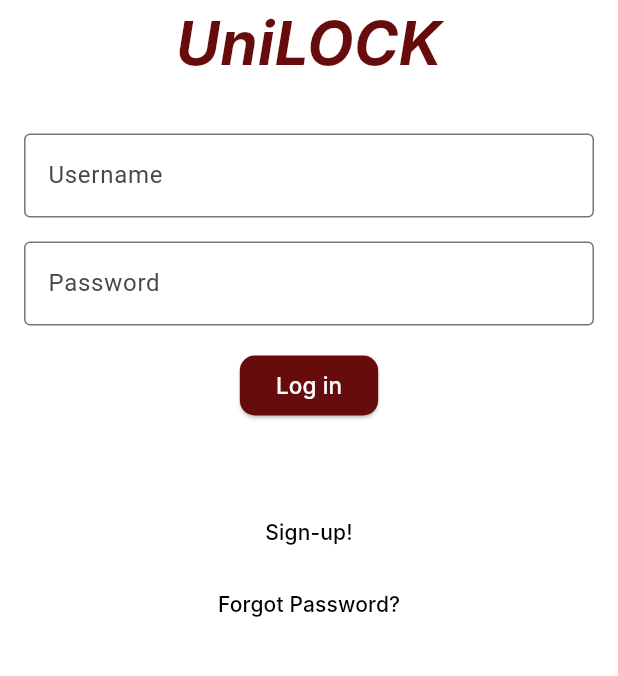
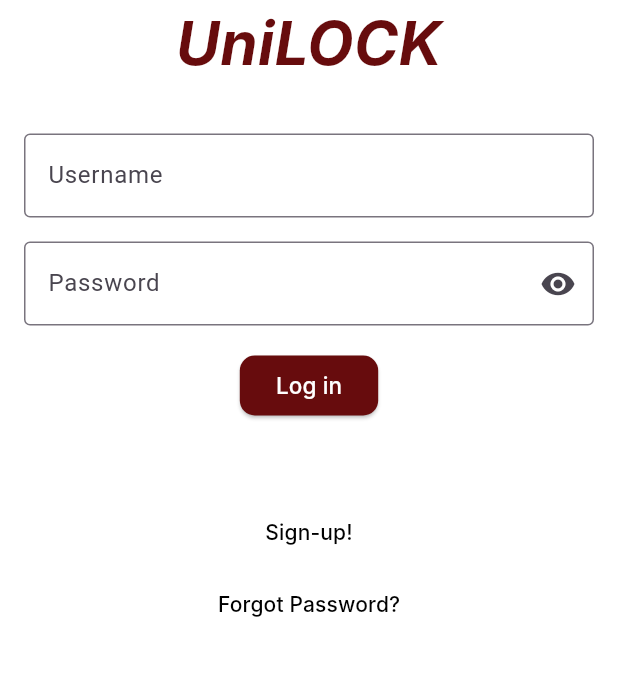
Before and after one commit to ChrisnellJoy19/thesisApp-repo, a Flutter app: the screen it shows after launch, on a phone screen of 412 x 824 dp, the part 300-976 px from its top. Run offline on Flutter 3.47's test engine with Material 3 defaults, Android fonts, the phone set to English and light mode, and no system bars; our stand-ins replace cloud_firestore, firebase_auth, firebase_core; accounts and stored records are empty; Roboto replaces fonts that are missing (Inter).

Commit message:
eye icon(login) n updated last_reminder

```diff
--- a/lib/pages/login.dart
+++ b/lib/pages/login.dart
@@ -18,9 +18,13 @@ class _LoginState extends State<Login> {
   final _usernameController = TextEditingController();
   final _passwordController = TextEditingController();
 
+  bool _isPasswordVisible =
+      false; // Add this state variable to control visibility
+
   @override
   void dispose() {
     _usernameController.dispose();
+    _passwordController.dispose(); // Dispose the password controller as well
     super.dispose();
   }
 
@@ -71,11 +75,26 @@ class _LoginState extends State<Login> {
                       const SizedBox(height: 16),
                       TextFormField(
                         controller: _passwordController,
-                        decoration: const InputDecoration(
+                        obscureText:
+                            !_isPasswordVisible, // Use the state variable here
+                        decoration: InputDecoration(
                           labelText: 'Password',
-                          border: OutlineInputBorder(),
+                          border: const OutlineInputBorder(),
+                          suffixIcon: IconButton(
+                            icon: Icon(
+                              _isPasswordVisible
+                                  ? Icons
+                                      .visibility_off // Cross icon when password is visible
+                                  : Icons
+                                      .visibility, // Eye icon when password is hidden
+                            ),
+                            onPressed: () {
+                              setState(() {
+                                _isPasswordVisible = !_isPasswordVisible;
+                              });
+                            },
+                          ),
                         ),
-                        obscureText: true,
                         validator: (value) {
                           if (value == null || value.isEmpty) {
                             return 'Please enter your password';
```
Also changed, not shown: lib/widgets/timepicker.dart (+4 -3 lines).
